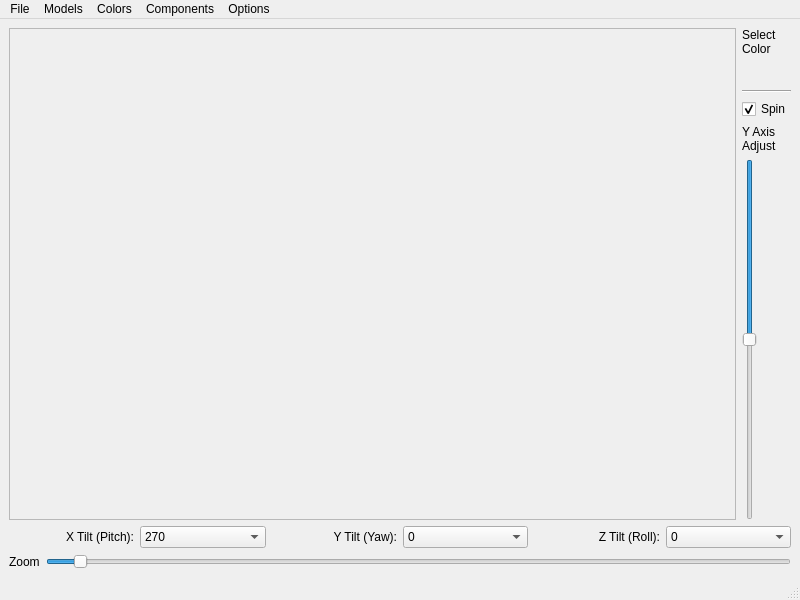
The window that demos/modelviewer/controls.ui (chgans/qextmouse3d) describes before a commit, drawn with Qt 5.
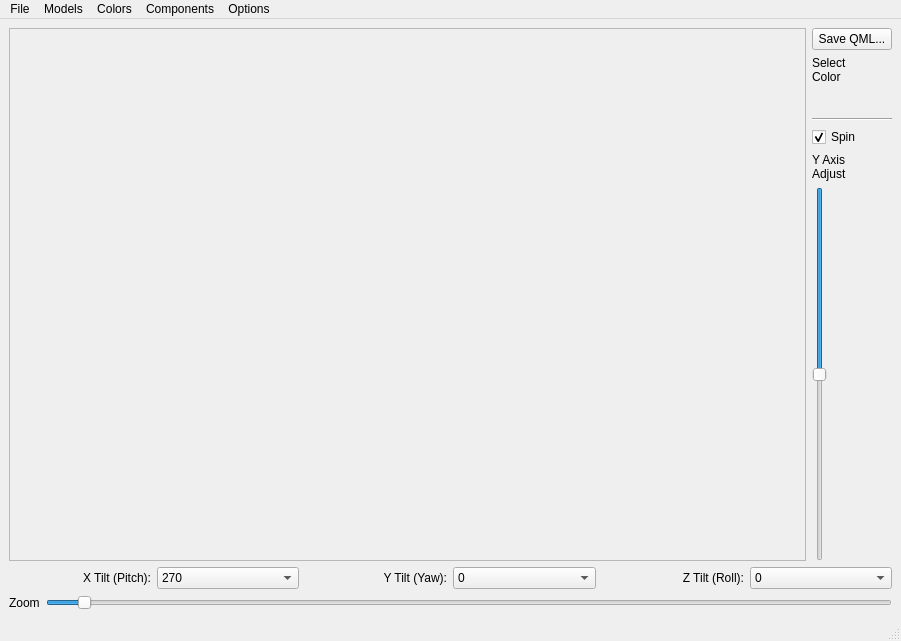
The same window after the commit.

Diff of the .ui file:
```diff
--- a/demos/modelviewer/controls.ui
+++ b/demos/modelviewer/controls.ui
@@ -6,8 +6,8 @@
    <rect>
     <x>0</x>
     <y>0</y>
-    <width>800</width>
-    <height>600</height>
+    <width>901</width>
+    <height>641</height>
    </rect>
   </property>
   <property name="windowTitle">
@@ -29,6 +29,13 @@
       </item>
       <item>
        <layout class="QVBoxLayout" name="verticalLayout">
+        <item>
+         <widget class="QPushButton" name="generateQmlPushButton">
+          <property name="text">
+           <string>Save QML...</string>
+          </property>
+         </widget>
+        </item>
         <item>
          <widget class="QLabel" name="label">
           <property name="text">
@@ -318,7 +325,7 @@
     <rect>
      <x>0</x>
      <y>0</y>
-     <width>800</width>
+     <width>901</width>
      <height>22</height>
     </rect>
    </property>
```
Left out of the diff: 6 changed lines with no effect on the pictures.
